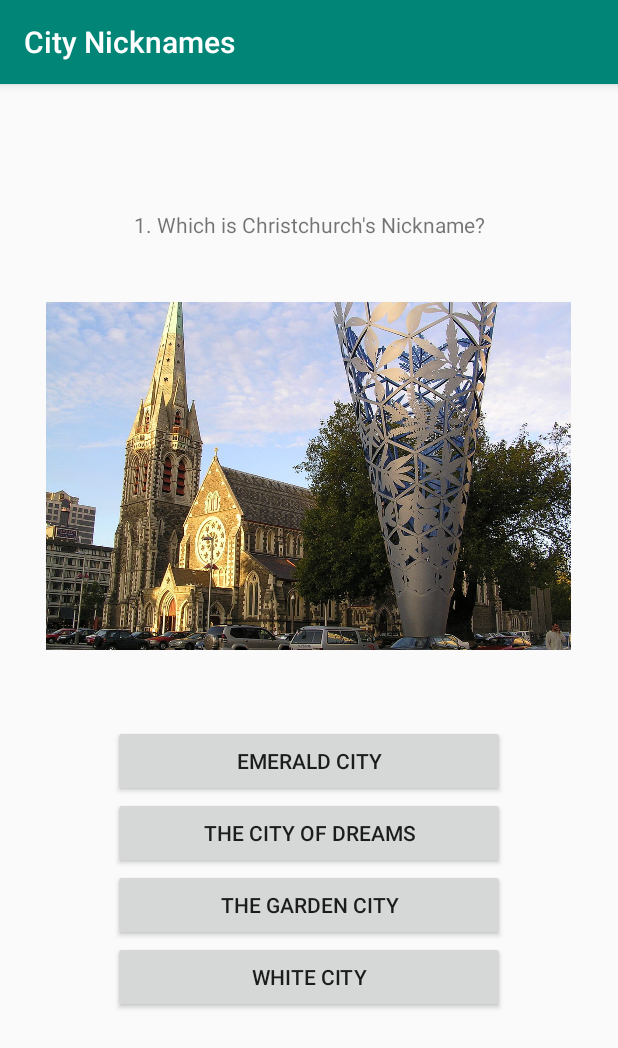
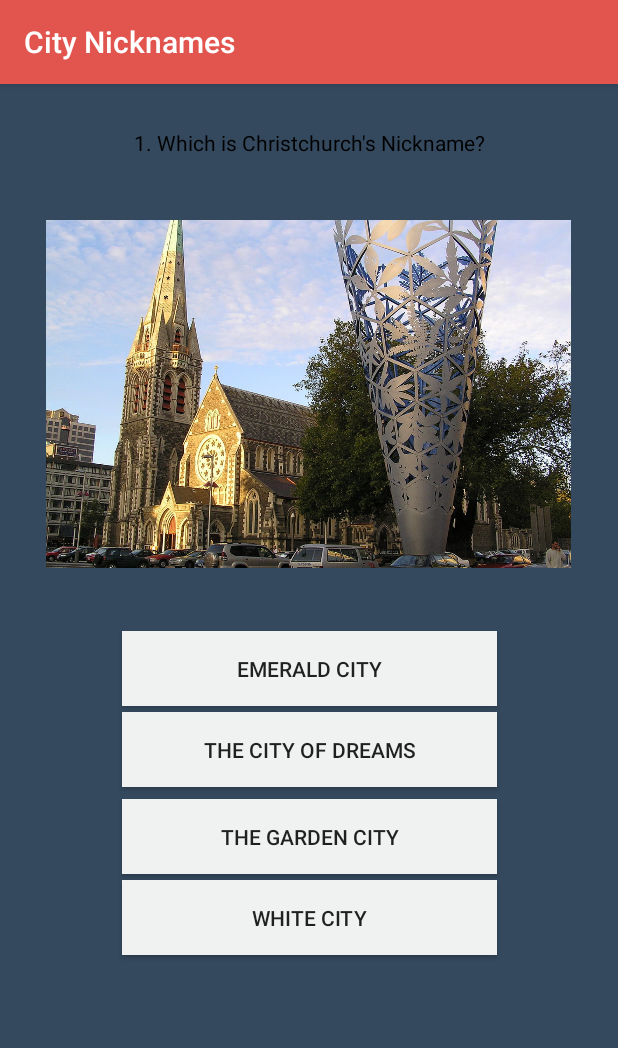
Before and after one commit to Conrad-Thomas/java-assignment-2, an Android app: the QuestionActivity screen opened directly, with no data from a screen before it, on a phone screen of 412 x 824 dp. Shown: the top 1048 px of the screen. Run offline under Robolectric (Android 15) with nearby library versions, the phone set to English and light mode, and no system bars.

Commit message:
Added answer checking with dialog box for info

```diff
--- a/app/src/main/java/thomcs4/bit/QuestionActivity.java
+++ b/app/src/main/java/thomcs4/bit/QuestionActivity.java
@@ -4,11 +4,14 @@ import androidx.appcompat.app.AlertDialog;
 import androidx.appcompat.app.AppCompatActivity;
 
 import android.content.DialogInterface;
+import android.content.Intent;
+import android.graphics.Color;
 import android.os.Bundle;
 import android.view.View;
 import android.widget.Button;
 import android.widget.ImageView;
 import android.widget.TextView;
+import android.widget.Toast;
 
 import org.w3c.dom.Text;
 
@@ -16,6 +19,7 @@ public class QuestionActivity extends AppCompatActivity implements View.OnClickL
 
     private Questions questions = new Questions();
     private int qIndex = 0;
+    private int score = 0;
     private Button option1;
     private Button option2;
     private Button option3;
@@ -38,10 +42,14 @@ public class QuestionActivity extends AppCompatActivity implements View.OnClickL
         questionInfo = (TextView) findViewById(R.id.questionTitle);
         picture = (ImageView) findViewById(R.id.questionPicture);
         option1 = (Button) findViewById(R.id.o1);
+        option1.setOnClickListener(this);
         option2 = (Button) findViewById(R.id.o2);
+        option2.setOnClickListener(this);
         option3 = (Button) findViewById(R.id.o3);
+        option3.setOnClickListener(this);
         option4 = (Button) findViewById(R.id.o4);
-        answerDesc = new AlertDialog.Builder(this);
+        option4.setOnClickListener(this);
+        answerDesc = new AlertDialog.Builder(this).setCancelable(false);
         loadQuestion();
     }
 
@@ -54,8 +62,10 @@ public class QuestionActivity extends AppCompatActivity implements View.OnClickL
             option4.setText(questions.getOption(qIndex, 4));
             answer = questions.getAnswer(qIndex);
             picture.setImageResource(questions.getImage(qIndex));
+        } else {
+            Intent changeActivity = new Intent(QuestionActivity.this, ResultsActivity.class);
+            startActivity(changeActivity);
 
-            qIndex++;
         }
 
     }
@@ -66,18 +76,41 @@ public class QuestionActivity extends AppCompatActivity implements View.OnClickL
         Button clicked = (Button) view;
 
         //creates a pop up message with answer.
+
+        if (clicked.getText().equals(answer)){
+            clicked.setBackgroundColor(Color.GREEN);
+            showDesc();
+            score++;
+            clicked.setBackgroundColor(Color.parseColor("#35e8aa"));
+        }
+        else {
+            clicked.setBackgroundColor(Color.parseColor("#fc496a"));
+        }
+
+    }
+
+
+    private void showDesc(){
         answerDesc.setMessage(questions.getAnswerDesc(qIndex))
-                .setTitle("Answer : " + answer)
-                .setPositiveButton("Continue", new DialogInterface.OnClickListener() {
+                .setTitle("Answer: " + answer)
+                .setPositiveButton("Next", new DialogInterface.OnClickListener() {
                     @Override
                     public void onClick(DialogInterface dialog, int which) {
                         dialog.dismiss();
+                        clearButtons();
+                        qIndex++;
+                        loadQuestion();
                     }
                 })
                 .create();
         answerDesc.show();
+    }
 
-
+    private void clearButtons() {
+        option1.setBackgroundColor(Color.parseColor("#F0F2F1"));
+        option2.setBackgroundColor(Color.parseColor("#F0F2F1"));
+        option3.setBackgroundColor(Color.parseColor("#F0F2F1"));
+        option4.setBackgroundColor(Color.parseColor("#F0F2F1"));
     }
 
 }
--- a/app/src/main/res/layout/activity_main.xml
+++ b/app/src/main/res/layout/activity_main.xml
@@ -4,7 +4,7 @@
     xmlns:tools="http://schemas.android.com/tools"
     android:layout_width="match_parent"
     android:layout_height="match_parent"
-    android:background="#4E4E55"
+    android:background="#34495E"
     tools:context=".MainActivity">
 
     <TextView
--- a/app/src/main/res/layout/activity_question2.xml
+++ b/app/src/main/res/layout/activity_question2.xml
@@ -4,6 +4,7 @@
     xmlns:tools="http://schemas.android.com/tools"
     android:layout_width="match_parent"
     android:layout_height="match_parent"
+    android:background="#34495E"
     tools:context=".QuestionActivity">
 
     <TextView
@@ -11,54 +12,68 @@
         android:layout_width="wrap_content"
         android:layout_height="wrap_content"
         android:text="@string/question"
+        android:textColor="#000000"
         app:layout_constraintBottom_toBottomOf="parent"
         app:layout_constraintEnd_toEndOf="parent"
         app:layout_constraintStart_toStartOf="parent"
         app:layout_constraintTop_toTopOf="parent"
-        app:layout_constraintVertical_bias="0.112" />
+        app:layout_constraintVertical_bias="0.039" />
 
     <ImageView
         android:id="@+id/questionPicture"
         android:layout_width="350dp"
         android:layout_height="300dp"
         android:layout_marginTop="8dp"
+        android:contentDescription="picture"
         app:layout_constraintEnd_toEndOf="parent"
         app:layout_constraintHorizontal_bias="0.491"
         app:layout_constraintStart_toStartOf="parent"
         app:layout_constraintTop_toBottomOf="@+id/questionTitle" />
 
-    <RadioGroup
-        android:layout_width="261dp"
-        android:layout_height="229dp"
-        app:layout_constraintBottom_toBottomOf="parent"
-        app:layout_constraintEnd_toEndOf="parent"
-        app:layout_constraintStart_toStartOf="parent"
-        app:layout_constraintTop_toBottomOf="@+id/questionPicture"
-        app:layout_constraintVertical_bias="0.126">
-
     <Button
         android:id="@+id/o1"
-            android:layout_width="match_parent"
-            android:layout_height="wrap_content"
-            android:text="Button" />
+        android:layout_width="250dp"
+        android:layout_height="50dp"
+        android:layout_marginTop="8dp"
+        android:background="#F0F2F1"
+        android:text="Button"
+        app:layout_constraintEnd_toEndOf="parent"
+        app:layout_constraintHorizontal_bias="0.503"
+        app:layout_constraintStart_toStartOf="parent"
+        app:layout_constraintTop_toBottomOf="@+id/questionPicture" />
 
     <Button
         android:id="@+id/o2"
-            android:layout_width="match_parent"
-            android:layout_height="wrap_content"
-            android:text="Button" />
+        android:layout_width="250dp"
+        android:layout_height="50dp"
+        android:layout_marginTop="4dp"
+        android:background="#F0F2F1"
+        android:text="Button"
+        app:layout_constraintEnd_toEndOf="parent"
+        app:layout_constraintStart_toStartOf="parent"
+        app:layout_constraintTop_toBottomOf="@+id/o1" />
 
     <Button
         android:id="@+id/o3"
-            android:layout_width="match_parent"
-            android:layout_height="wrap_content"
-            android:text="Button" />
+        android:layout_width="250dp"
+        android:layout_height="50dp"
+        android:layout_marginTop="8dp"
+        android:background="#F0F2F1"
+        android:text="Button"
+        app:layout_constraintEnd_toEndOf="parent"
+        app:layout_constraintHorizontal_bias="0.503"
+        app:layout_constraintStart_toStartOf="parent"
+        app:layout_constraintTop_toBottomOf="@+id/o2" />
 
     <Button
         android:id="@+id/o4"
-            android:layout_width="match_parent"
-            android:layout_height="wrap_content"
-            android:text="Button" />
-    </RadioGroup>
+        android:layout_width="250dp"
+        android:layout_height="50dp"
+        android:layout_marginTop="4dp"
+        android:background="#F0F2F1"
+        android:text="Button"
+        app:layout_constraintEnd_toEndOf="parent"
+        app:layout_constraintStart_toStartOf="parent"
+        app:layout_constraintTop_toBottomOf="@+id/o3" />
 
 </androidx.constraintlayout.widget.ConstraintLayout>
--- a/app/src/main/res/values/colors.xml
+++ b/app/src/main/res/values/colors.xml
@@ -1,6 +1,6 @@
 <?xml version="1.0" encoding="utf-8"?>
 <resources>
-    <color name="colorPrimary">#008577</color>
-    <color name="colorPrimaryDark">#00574B</color>
+    <color name="colorPrimary">#E2544E</color>
+    <color name="colorPrimaryDark">#E2544E</color>
     <color name="colorAccent">#D81B60</color>
 </resources>
```
Lines whose indentation alone changed are shown as unchanged.
